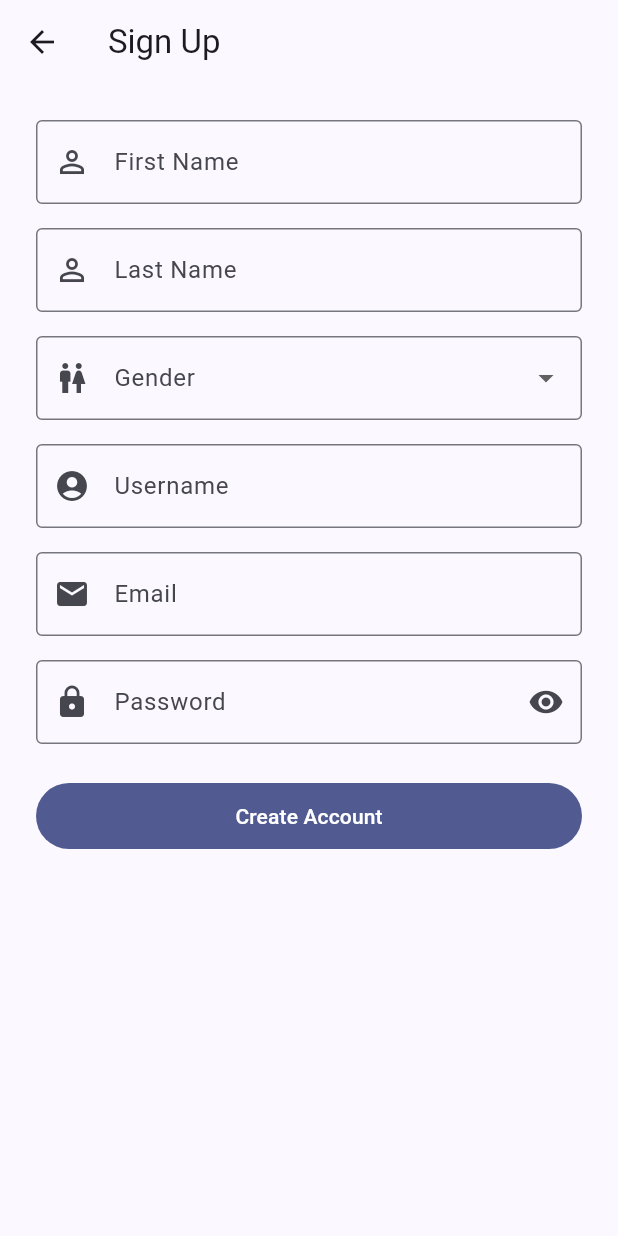
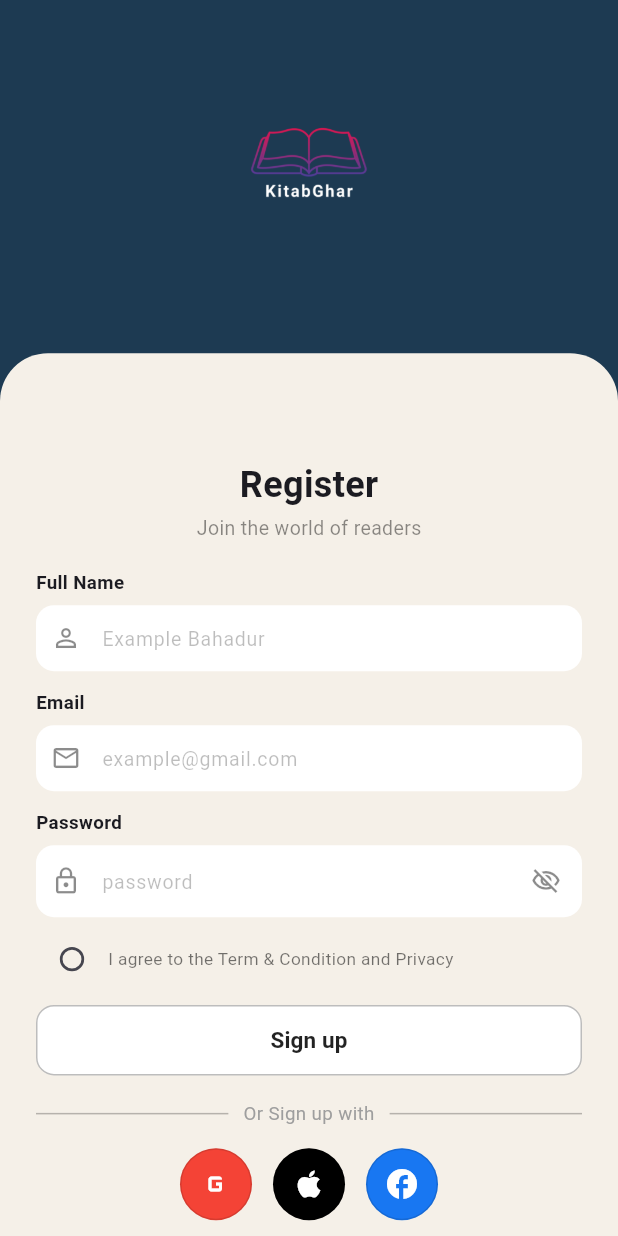
Before and after one commit to SanjeevSinjali/kitabghar, a Flutter app: the SignupView screen opened directly, on a phone screen of 412 x 824 dp. Run offline on Flutter 3.47's test engine with Material 3 defaults, Android fonts, the phone set to English and light mode, and no system bars.

Commit message:
Code for Register

```diff
--- a/lib/views/signup_view.dart
+++ b/lib/views/signup_view.dart
@@ -9,21 +9,17 @@ class SignupView extends StatefulWidget {
 
 class _SignupViewState extends State<SignupView> {
   final _formKey = GlobalKey<FormState>();
-  final _fnameCtrl = TextEditingController();
-  final _lnameCtrl = TextEditingController();
-  final _usernameCtrl = TextEditingController();
+  final _nameCtrl = TextEditingController();
   final _emailCtrl = TextEditingController();
   final _passwordCtrl = TextEditingController();
-  String? _gender;
+
   bool _obscure = true;
-
-  static const _genders = ['Male', 'Female', 'Other'];
+  bool _agree = false;
+  bool _showSuccess = false;
 
   @override
   void dispose() {
-    _fnameCtrl.dispose();
-    _lnameCtrl.dispose();
-    _usernameCtrl.dispose();
+    _nameCtrl.dispose();
     _emailCtrl.dispose();
     _passwordCtrl.dispose();
     super.dispose();
@@ -31,127 +27,273 @@ class _SignupViewState extends State<SignupView> {
 
   void _signup() {
     if (_formKey.currentState?.validate() ?? false) {
+      if (!_agree) {
         ScaffoldMessenger.of(context).showSnackBar(
-        const SnackBar(content: Text('Account created. Please login.')),
+          const SnackBar(content: Text('Please agree to the terms and privacy.')),
         );
-      Navigator.pop(context);
+        return;
+      }
+      setState(() {
+        _showSuccess = true;
+      });
+      Future.delayed(const Duration(seconds: 2), () {
+        if (mounted) setState(() => _showSuccess = false);
+      });
     }
   }
+
+  InputDecoration _fieldDecoration(String hint, IconData icon, {Widget? suffix}) =>
+      InputDecoration(
+        hintText: hint,
+        hintStyle: const TextStyle(color: Colors.black26, fontSize: 13),
+        prefixIcon: Icon(icon, color: Colors.black45, size: 20),
+        suffixIcon: suffix,
+        filled: true,
+        fillColor: Colors.white,
+        isDense: true,
+        contentPadding: const EdgeInsets.symmetric(horizontal: 14, vertical: 14),
+        visualDensity: VisualDensity.compact,
+        border: OutlineInputBorder(
+          borderRadius: BorderRadius.circular(12),
+          borderSide: BorderSide.none,
+        ),
+      );
+
+  Widget _socialButton(IconData icon, Color color) => Container(
+        width: 48,
+        height: 48,
+        decoration: BoxDecoration(
+          shape: BoxShape.circle,
+          color: color,
+          border: Border.all(color: Colors.black12),
+        ),
+        child: Icon(icon, color: Colors.white, size: 24),
+      );
+
+  Widget _successBanner() => AnimatedOpacity(
+        opacity: _showSuccess ? 1 : 0,
+        duration: const Duration(milliseconds: 500),
+        curve: Curves.easeInOut,
+        child: AnimatedSlide(
+          offset: _showSuccess ? Offset.zero : const Offset(1, 0),
+          duration: const Duration(milliseconds: 500),
+          curve: Curves.easeInOut,
+          child: Container(
+            width: double.infinity,
+            margin: const EdgeInsets.only(bottom: 12),
+            padding: const EdgeInsets.symmetric(vertical: 10, horizontal: 14),
+            decoration: BoxDecoration(
+              color: Colors.green,
+              borderRadius: BorderRadius.circular(10),
+            ),
+            child: const Text(
+              'Registered successfully',
+              textAlign: TextAlign.center,
+              style: TextStyle(
+                color: Colors.white,
+                fontSize: 13,
+                fontWeight: FontWeight.w600,
+              ),
+            ),
+          ),
+        ),
+      );
 
   @override
   Widget build(BuildContext context) {
     return Scaffold(
-      appBar: AppBar(title: const Text('Sign Up')),
-      body: SafeArea(
+      backgroundColor: const Color(0xFF1D3A52),
+      body: Column(
+        children: [
+          Expanded(
+            flex: 2,
+            child: Center(
+              child: Image.asset(
+                'assets/images/logo.png',
+                width: 240,
+                height: 180,
+                fit: BoxFit.contain,
+              ),
+            ),
+          ),
+          Expanded(
+            flex: 5,
+            child: Container(
+              width: double.infinity,
+              decoration: const BoxDecoration(
+                color: Color(0xFFF5F0E8),
+                borderRadius: BorderRadius.vertical(top: Radius.circular(32)),
+              ),
               child: SingleChildScrollView(
-          padding: const EdgeInsets.all(24),
+                padding: const EdgeInsets.symmetric(horizontal: 24, vertical: 20),
                 child: Form(
                   key: _formKey,
                   child: Column(
-              crossAxisAlignment: CrossAxisAlignment.stretch,
+                    crossAxisAlignment: CrossAxisAlignment.start,
                     children: [
+                      _successBanner(),
+                      const Center(
+                        child: Column(
+                          children: [
+                            Text(
+                              'Register',
+                              style: TextStyle(fontSize: 24, fontWeight: FontWeight.bold),
+                            ),
+                            SizedBox(height: 2),
+                            Text(
+                              'Join the world of readers',
+                              style: TextStyle(fontSize: 13, color: Colors.black45),
+                            ),
+                          ],
+                        ),
+                      ),
+                      const SizedBox(height: 18),
+                      const Text(
+                        'Full Name',
+                        style: TextStyle(fontSize: 12.5, fontWeight: FontWeight.w600),
+                      ),
+                      const SizedBox(height: 6),
                       TextFormField(
-                  controller: _fnameCtrl,
-                  decoration: const InputDecoration(
-                    labelText: 'First Name',
-                    prefixIcon: Icon(Icons.person_outline),
-                    border: OutlineInputBorder(),
+                        controller: _nameCtrl,
+                        decoration: _fieldDecoration('Example Bahadur', Icons.person_outline),
+                        validator: (v) =>
+                            (v == null || v.trim().isEmpty) ? 'Please enter full name' : null,
                       ),
-                  validator: (v) => (v == null || v.trim().isEmpty)
-                      ? 'Please enter first name'
-                      : null,
+                      const SizedBox(height: 12),
+                      const Text(
+                        'Email',
+                        style: TextStyle(fontSize: 12.5, fontWeight: FontWeight.w600),
                       ),
-                const SizedBox(height: 16),
-                TextFormField(
-                  controller: _lnameCtrl,
-                  decoration: const InputDecoration(
-                    labelText: 'Last Name',
-                    prefixIcon: Icon(Icons.person_outline),
-                    border: OutlineInputBorder(),
-                  ),
-                  validator: (v) => (v == null || v.trim().isEmpty)
-                      ? 'Please enter last name'
-                      : null,
-                ),
-                const SizedBox(height: 16),
-                DropdownButtonFormField<String>(
-                  initialValue: _gender,
-                  decoration: const InputDecoration(
-                    labelText: 'Gender',
-                    prefixIcon: Icon(Icons.wc),
-                    border: OutlineInputBorder(),
-                  ),
-                  items: _genders
-                      .map((g) => DropdownMenuItem(value: g, child: Text(g)))
-                      .toList(),
-                  onChanged: (v) => setState(() => _gender = v),
-                  validator: (v) => v == null ? 'Please select gender' : null,
-                ),
-                const SizedBox(height: 16),
-                TextFormField(
-                  controller: _usernameCtrl,
-                  decoration: const InputDecoration(
-                    labelText: 'Username',
-                    prefixIcon: Icon(Icons.account_circle),
-                    border: OutlineInputBorder(),
-                  ),
-                  validator: (v) => (v == null || v.trim().isEmpty)
-                      ? 'Please enter username'
-                      : null,
-                ),
-                const SizedBox(height: 16),
+                      const SizedBox(height: 6),
                       TextFormField(
                         controller: _emailCtrl,
                         keyboardType: TextInputType.emailAddress,
-                  decoration: const InputDecoration(
-                    labelText: 'Email',
-                    prefixIcon: Icon(Icons.email),
-                    border: OutlineInputBorder(),
+                        decoration: _fieldDecoration('example@gmail.com', Icons.mail_outline),
+                        validator: (v) =>
+                            (v == null || v.trim().isEmpty) ? 'Please enter email' : null,
                       ),
-                  validator: (v) {
-                    if (v == null || v.trim().isEmpty) {
-                      return 'Please enter email';
-                    }
-                    final ok = RegExp(
-                      r'^[^@\s]+@[^@\s]+\.[^@\s]+$',
-                    ).hasMatch(v.trim());
-                    return ok ? null : 'Please enter a valid email';
-                  },
+                      const SizedBox(height: 12),
+                      const Text(
+                        'Password',
+                        style: TextStyle(fontSize: 12.5, fontWeight: FontWeight.w600),
                       ),
-                const SizedBox(height: 16),
+                      const SizedBox(height: 6),
                       TextFormField(
                         controller: _passwordCtrl,
                         obscureText: _obscure,
-                  decoration: InputDecoration(
-                    labelText: 'Password',
-                    prefixIcon: const Icon(Icons.lock),
-                    suffixIcon: IconButton(
+                        decoration: _fieldDecoration(
+                          'password',
+                          Icons.lock_outline,
+                          suffix: IconButton(
                             icon: Icon(
-                        _obscure ? Icons.visibility : Icons.visibility_off,
+                              _obscure
+                                  ? Icons.visibility_off_outlined
+                                  : Icons.visibility_outlined,
+                              color: Colors.black45,
+                              size: 20,
                             ),
                             onPressed: () => setState(() => _obscure = !_obscure),
                           ),
-                    border: const OutlineInputBorder(),
                         ),
-                  validator: (v) {
-                    if (v == null || v.isEmpty) return 'Please enter password';
-                    if (v.length < 6) return 'Password must be 6+ characters';
-                    return null;
-                  },
+                        validator: (v) =>
+                            (v == null || v.length < 6) ? 'Password must be 6+ characters' : null,
                       ),
-                const SizedBox(height: 24),
-                FilledButton(
+                      const SizedBox(height: 4),
+                      Row(
+                        children: [
+                          Transform.scale(
+                            scale: 0.9,
+                            child: Checkbox(
+                              value: _agree,
+                              shape: const CircleBorder(),
+                              onChanged: (v) => setState(() => _agree = v ?? false),
+                            ),
+                          ),
+                          const Expanded(
+                            child: Text(
+                              'I agree to the Term & Condition and Privacy',
+                              style: TextStyle(fontSize: 11.5, color: Colors.black54),
+                            ),
+                          ),
+                        ],
+                      ),
+                      const SizedBox(height: 6),
+                      SizedBox(
+                        width: double.infinity,
+                        child: OutlinedButton(
                           onPressed: _signup,
-                  child: const Padding(
-                    padding: EdgeInsets.symmetric(vertical: 12),
-                    child: Text('Create Account'),
+                          style: OutlinedButton.styleFrom(
+                            backgroundColor: Colors.white,
+                            padding: const EdgeInsets.symmetric(vertical: 13),
+                            side: const BorderSide(color: Colors.black26),
+                            shape: RoundedRectangleBorder(
+                              borderRadius: BorderRadius.circular(12),
                             ),
+                          ),
+                          child: const Text(
+                            'Sign up',
+                            style: TextStyle(
+                              fontSize: 15,
+                              fontWeight: FontWeight.w600,
+                              color: Colors.black87,
+                            ),
+                          ),
+                        ),
+                      ),
+                      const SizedBox(height: 16),
+                      Row(
+                        children: [
+                          const Expanded(child: Divider(color: Colors.black26)),
+                          Padding(
+                            padding: const EdgeInsets.symmetric(horizontal: 10),
+                            child: Text(
+                              'Or Sign up with',
+                              style: TextStyle(fontSize: 12.5, color: Colors.grey.shade500),
+                            ),
+                          ),
+                          const Expanded(child: Divider(color: Colors.black26)),
+                        ],
+                      ),
+                      const SizedBox(height: 14),
+                      Row(
+                        mainAxisAlignment: MainAxisAlignment.center,
+                        children: [
+                          _socialButton(Icons.g_mobiledata, Colors.red),
+                          const SizedBox(width: 14),
+                          _socialButton(Icons.apple, Colors.black),
+                          const SizedBox(width: 14),
+                          _socialButton(Icons.facebook, const Color(0xFF1877F2)),
+                        ],
+                      ),
+                      const SizedBox(height: 18),
+                      Row(
+                        mainAxisAlignment: MainAxisAlignment.center,
+                        children: [
+                          const Text(
+                            'Already have an account? ',
+                            style: TextStyle(fontSize: 13.5, color: Colors.black54),
+                          ),
+                          GestureDetector(
+                            onTap: () => Navigator.pop(context),
+                            child: const Text(
+                              'Sign in',
+                              style: TextStyle(
+                                fontSize: 13.5,
+                                fontWeight: FontWeight.bold,
+                                color: Colors.black87,
+                              ),
+                            ),
+                          ),
+                        ],
                       ),
                     ],
                   ),
                 ),
               ),
             ),
+          ),
+        ],
+      ),
     );
   }
 }
```
Lines whose indentation alone changed are shown as unchanged.
